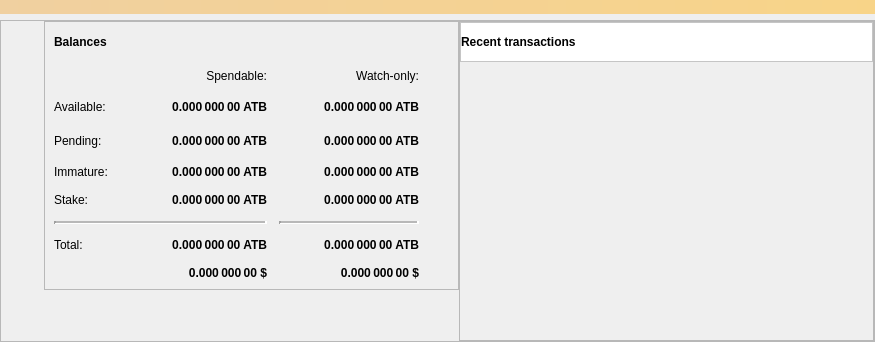
First picture: the form in src/qt/forms/overviewpage.ui, repository odrowonz/atbcoin-insight, before the edit.
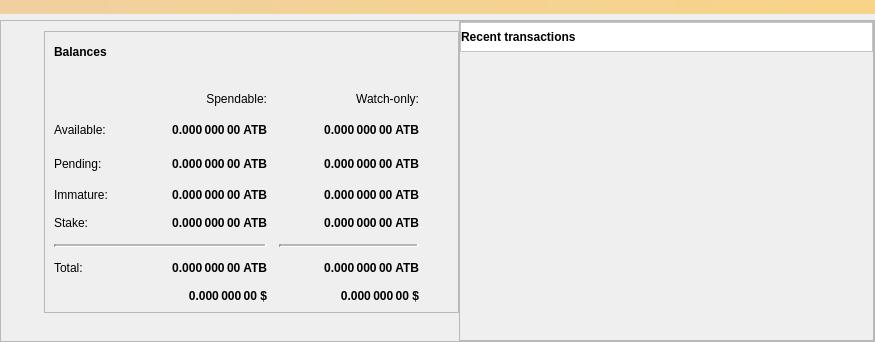
Second picture: the form after the edit. Icons and pictures are not drawn.

The edit to the form file:
```diff
--- a/src/qt/forms/overviewpage.ui
+++ b/src/qt/forms/overviewpage.ui
@@ -76,6 +76,9 @@
        <layout class="QHBoxLayout" name="horizontalLayout" stretch="1,1">
         <item>
          <layout class="QVBoxLayout" name="verticalLayout_2">
+          <property name="topMargin">
+           <number>10</number>
+          </property>
           <item>
            <widget class="QFrame" name="frame">
             <property name="frameShape">
@@ -159,7 +162,7 @@
                <property name="sizeHint" stdset="0">
                 <size>
                  <width>20</width>
-                 <height>10</height>
+                 <height>23</height>
                 </size>
                </property>
               </spacer>
@@ -679,7 +682,7 @@
                <property name="minimumSize">
                 <size>
                  <width>0</width>
-                 <height>40</height>
+                 <height>30</height>
                 </size>
                </property>
                <property name="styleSheet">
```
Left out of the diff: 24 changed lines with no effect on the pictures.
